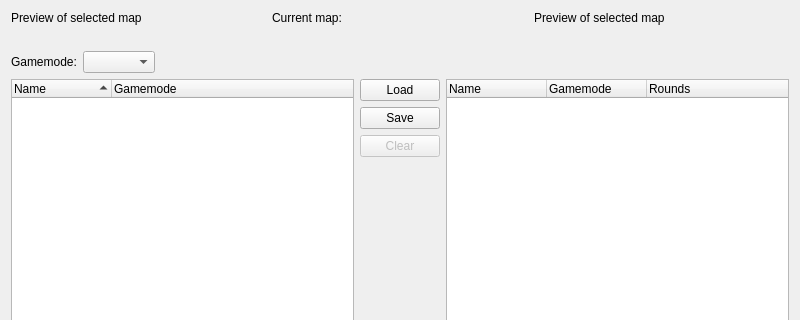
Above: client/bf4/MapListWidget.ui from OpenRcon/OpenRcon before the change; both pictures show x 0 to 800 and y 0 to 320 of the 800 by 600 pixel window. Below: the same form after it.
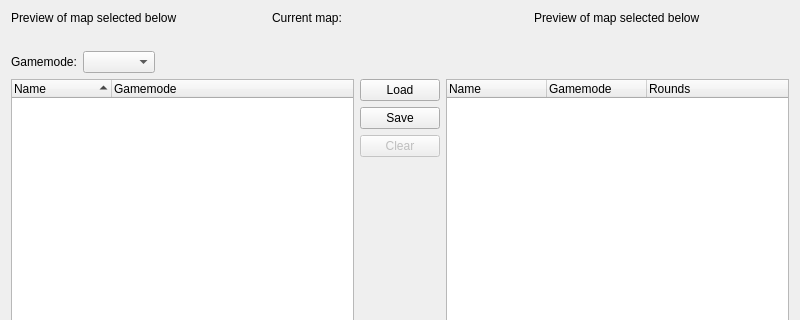
That is the form after the change. Icons and pictures are not drawn. Custom widgets are drawn as their Qt base class.

Commit message: (BF4) Changed strings in MapListWidget

Patch:
```diff
--- a/client/bf4/MapListWidget.ui
+++ b/client/bf4/MapListWidget.ui
@@ -59,7 +59,7 @@
        <item row="0" column="0" colspan="2">
         <widget class="QLabel" name="label_availableSelectedMapText">
          <property name="text">
-          <string>Preview of selected map</string>
+          <string>Preview of map selected below</string>
          </property>
         </widget>
        </item>
@@ -108,7 +108,7 @@
        <item row="0" column="0" colspan="2">
         <widget class="QLabel" name="label_currentSelectedMapText">
          <property name="text">
-          <string>Preview of selected map</string>
+          <string>Preview of map selected below</string>
          </property>
         </widget>
        </item>
@@ -277,6 +277,19 @@
      </column>
     </widget>
    </item>
+   <item row="1" column="1" colspan="2">
+    <spacer name="horizontalSpacer_2">
+     <property name="orientation">
+      <enum>Qt::Horizontal</enum>
+     </property>
+     <property name="sizeHint" stdset="0">
+      <size>
+       <width>40</width>
+       <height>20</height>
+      </size>
+     </property>
+    </spacer>
+   </item>
   </layout>
  </widget>
  <customwidgets>
```
